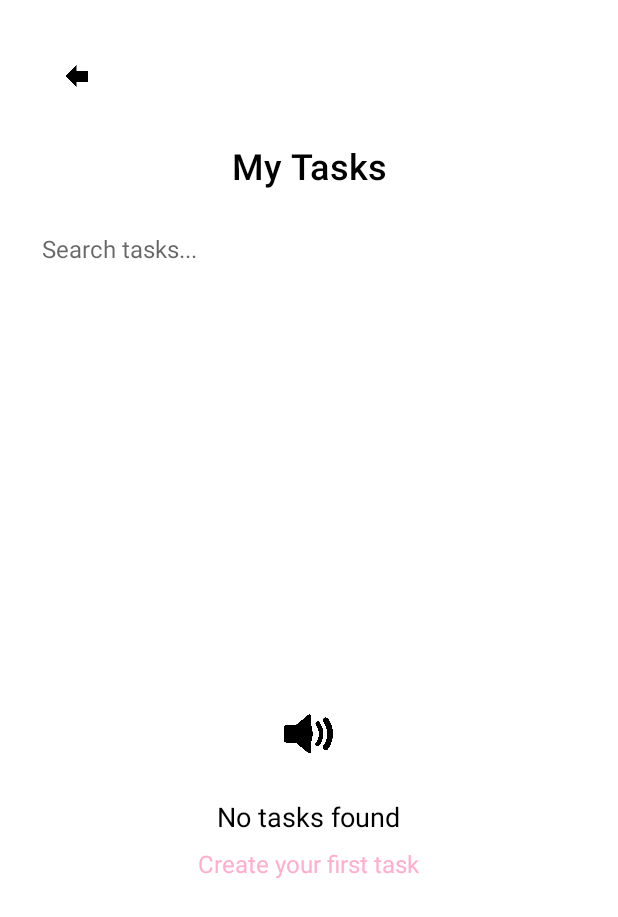
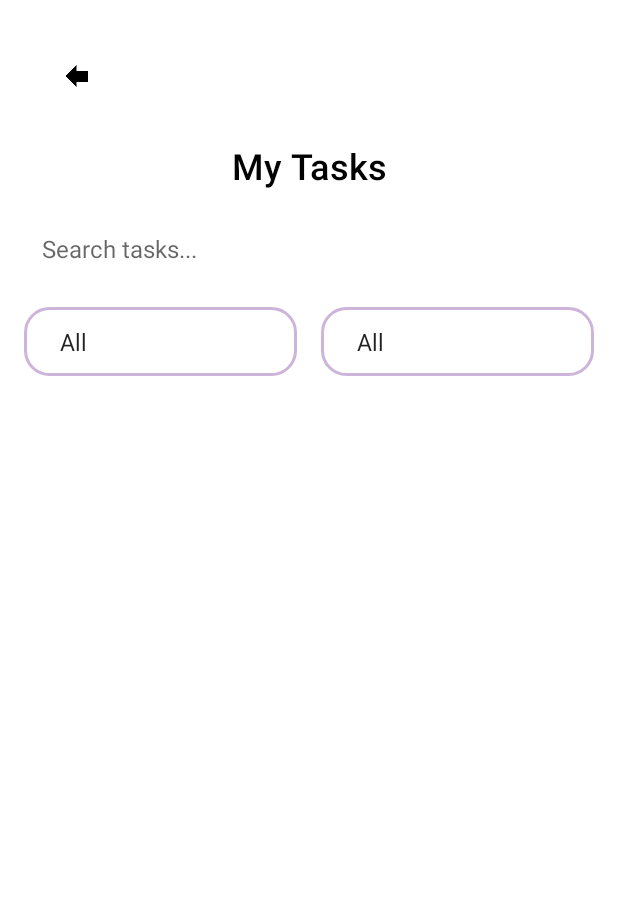
Before and after one commit to Kendra-Artavia/FocusLoop, an Android app: the layout activity_my_task.xml on its own in the app's theme, with its tools: preview values and no code run, on a phone screen of 412 x 824 dp. Shown: the top 917 px of the screen. Run offline under Robolectric (Android 15) with nearby library versions, the phone set to English and light mode, and no system bars.

Commit message:
feat MyTask : Logica

```diff
--- /dev/null
+++ b/app/src/main/res/drawable/purple_border.xml
@@ -0,0 +1,8 @@
+<?xml version="1.0" encoding="utf-8"?>
+<shape xmlns:android="http://schemas.android.com/apk/res/android">
+    <solid android:color="@android:color/transparent" />  <!-- Fondo transparente -->
+    <corners android:radius="16dp" />  <!-- Radio del borde redondeado -->
+    <stroke android:color="@color/colorPurple" android:width="2dp" />  <!-- Borde de color rosa -->
+    <padding android:left="16dp" android:top="12dp"
+        android:right="16dp" android:bottom="12dp"/>
+</shape>
--- a/app/src/main/res/layout/activity_mytask.xml
+++ b/app/src/main/res/layout/activity_my_task.xml
@@ -11,7 +11,7 @@
         android:id="@+id/backButton"
         android:layout_width="70dp"
         android:layout_height="70dp"
-        android:contentDescription="Back button"
+        android:contentDescription="@string/back_button"
         android:src="@drawable/icon_4"
         android:layout_gravity="start"
         android:layout_marginBottom="8dp"
@@ -22,7 +22,7 @@
     <TextView
         android:layout_width="wrap_content"
         android:layout_height="wrap_content"
-        android:text="My Tasks"
+        android:text="@string/my_tasks_title"
         android:textSize="24sp"
         android:textColor="@color/black"
         android:layout_marginBottom="16dp"
@@ -36,7 +36,7 @@
         android:id="@+id/searchTask"
         android:layout_width="match_parent"
         android:layout_height="wrap_content"
-        android:hint="Search tasks..."
+        android:hint="@string/search_tasks_hint"
         android:padding="12dp"
         android:background="@color/white"
         android:textColor="@color/black"
@@ -56,7 +56,7 @@
             android:layout_height="wrap_content"
             android:layout_weight="1"
             android:entries="@array/status_options"
-            android:background="@color/colorPink"/>
+            android:background="@drawable/purple_border"/>
 
         <Spinner
             android:id="@+id/categorySpinner"
@@ -64,7 +64,7 @@
             android:layout_height="wrap_content"
             android:layout_weight="1"
             android:entries="@array/category_options"
-            android:background="@color/colorPink"
+            android:background="@drawable/purple_border"
             android:layout_marginLeft="16dp"/>
 
     </LinearLayout>
@@ -82,12 +82,12 @@
             android:layout_width="50dp"
             android:layout_height="50dp"
             android:src="@drawable/icon_5"
-            android:contentDescription="Search icon"/>
+            android:contentDescription="@string/search_icon_desc"/>
 
         <TextView
             android:layout_width="wrap_content"
             android:layout_height="wrap_content"
-            android:text="No tasks found"
+            android:text="@string/no_tasks_found"
             android:textSize="18sp"
             android:textColor="#000000"
             android:layout_marginTop="16dp"/>
@@ -95,11 +95,17 @@
         <TextView
             android:layout_width="wrap_content"
             android:layout_height="wrap_content"
-            android:text="Create your first task"
+            android:text="@string/create_first_task"
             android:textSize="16sp"
             android:textColor="@color/colorPink"
             android:layout_marginTop="8dp"/>
 
     </LinearLayout>
+    <androidx.recyclerview.widget.RecyclerView
+        android:id="@+id/recyclerView"
+        android:layout_width="match_parent"
+        android:layout_height="match_parent"
+        android:layout_marginTop="16dp"
+        android:scrollbars="vertical" />
 
 </LinearLayout>
--- a/app/src/main/res/values/strings.xml
+++ b/app/src/main/res/values/strings.xml
@@ -5,6 +5,7 @@
     <!-- Títulos de pantallas -->
     <string name="home_title">HOME</string>
     <string name="new_task_title">New Task</string>
+    <string name="my_tasks_title">My Tasks</string>
 
     <!-- Texto de los botones -->
     <string name="start_button">Start</string>
@@ -37,6 +38,7 @@
     <string name="status_hint">Not Started</string>
     <string name="start_date_hint">mm/dd/yyyy</string>
     <string name="end_date_hint">mm/dd/yyyy</string>
+    <string name="search_tasks_hint">Search tasks...</string>
 
     <!-- Etiquetas de secciones -->
     <string name="category_label">Category</string>
@@ -66,4 +68,22 @@
     <string name="music_relaxing">Relaxing</string>
     <string name="music_rain">Rain</string>
     <string name="pomodoro_time_default">25:00</string>
+
+    <string-array name="status_options">
+        <item>All</item> <!-- Agregar opción para "Todos" -->
+        <item>Not Started</item>
+        <item>In Progress</item>
+        <item>Completed</item>
+    </string-array>
+
+    <string-array name="category_options">
+        <item>All</item>
+        <item>Work</item>
+        <item>Personal</item>
+        <item>Others</item>
+    </string-array>
+
+    <string name="search_icon_desc">Search icon</string>
+    <string name="no_tasks_found">No tasks found</string>
+    <string name="create_first_task">Create your first task</string>
 </resources>
```
Also changed, not shown: app/src/main/java/com/example/focusloop/activities/MyTasksActivity.kt (+86 -0 lines), app/src/main/java/com/example/focusloop/models/Category.kt (+30 -0 lines), app/src/main/res/drawable/blue_border.xml (added, +8 -0 lines), app/src/main/res/drawable/pink_border.xml (added, +8 -0 lines), app/src/main/res/layout/activity_pomodoro.xml (+6 -5 lines), app/src/main/res/layout/activity_task.xml (+5 -5 lines), app/src/main/res/layout/item_task.xml (added, +22 -0 lines).
